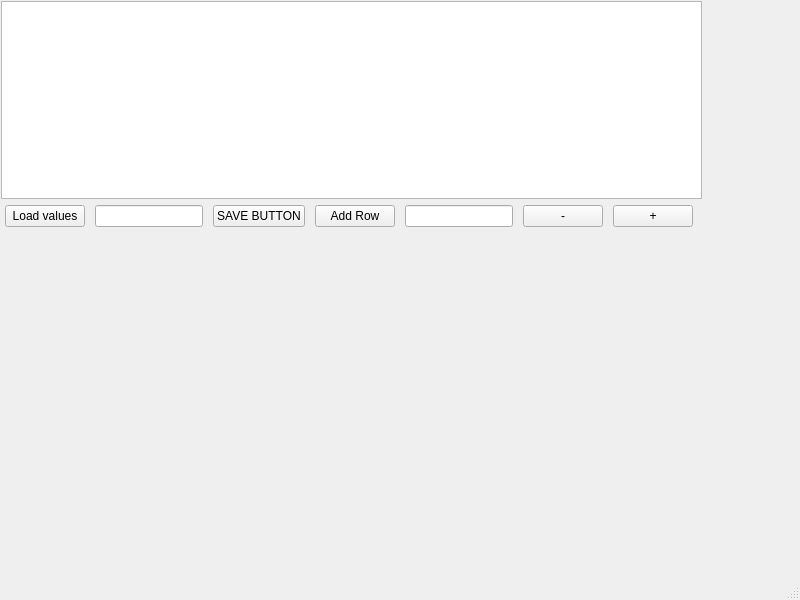
The window that mainwindow.ui (Sangameeee/cmmsMini) describes before a commit, drawn with Qt 5.
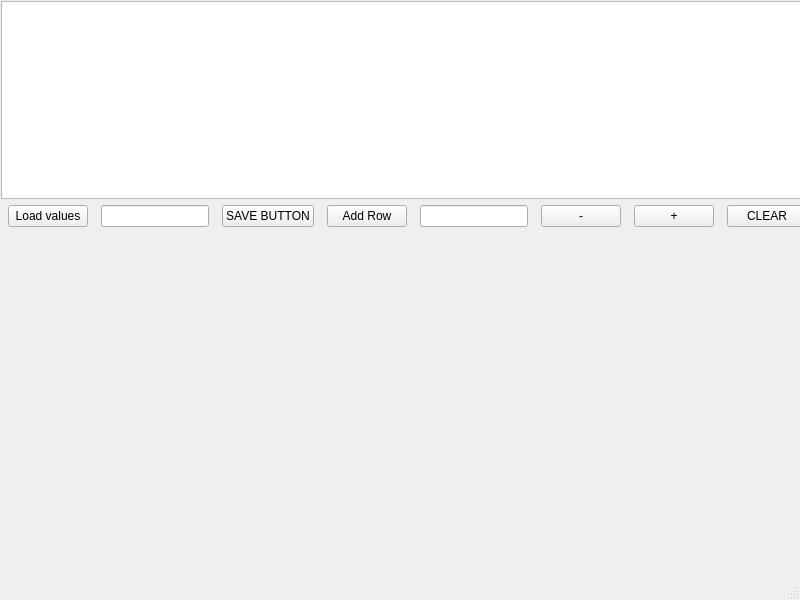
The same window after the commit.

Patch:
```diff
--- a/mainwindow.ui
+++ b/mainwindow.ui
@@ -2,6 +2,9 @@
 <ui version="4.0">
  <class>MainWindow</class>
  <widget class="QMainWindow" name="MainWindow">
+  <property name="enabled">
+   <bool>true</bool>
+  </property>
   <property name="geometry">
    <rect>
     <x>0</x>
@@ -14,12 +17,15 @@
    <string>MainWindow</string>
   </property>
   <widget class="QWidget" name="centralwidget">
+   <property name="enabled">
+    <bool>true</bool>
+   </property>
    <widget class="QWidget" name="layoutWidget">
     <property name="geometry">
      <rect>
       <x>1</x>
       <y>1</y>
-      <width>701</width>
+      <width>819</width>
       <height>226</height>
      </rect>
     </property>
@@ -126,6 +132,19 @@
          </property>
         </widget>
        </item>
+       <item>
+        <widget class="QPushButton" name="clearButton">
+         <property name="sizePolicy">
+          <sizepolicy hsizetype="Fixed" vsizetype="Fixed">
+           <horstretch>0</horstretch>
+           <verstretch>0</verstretch>
+          </sizepolicy>
+         </property>
+         <property name="text">
+          <string>CLEAR</string>
+         </property>
+        </widget>
+       </item>
       </layout>
      </item>
     </layout>
```
